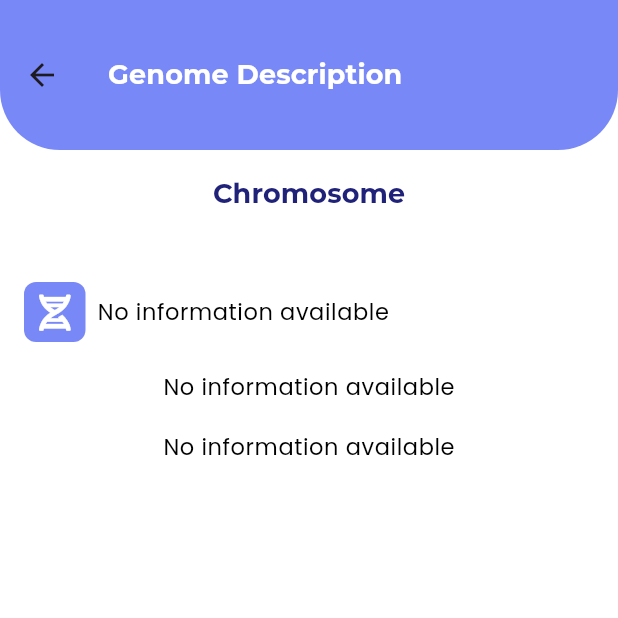
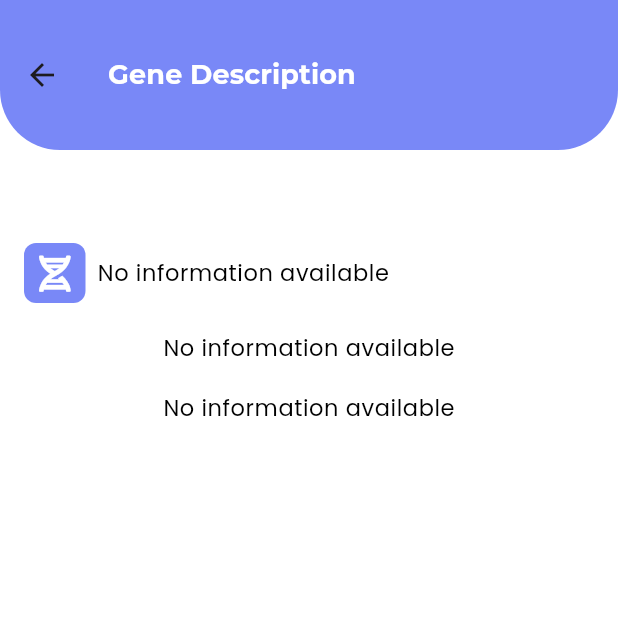
Before and after one commit to veroscsj4/app-for-public-health, a Flutter app: the GenomeDescription screen opened directly with empty values, on a phone screen of 412 x 824 dp, the top half of it. Run offline on Flutter 3.47's test engine with Material 3 defaults, Android fonts, the phone set to English and light mode, and no system bars; our stand-ins replace font_awesome_flutter, get, google_fonts.

Commit message:
update title

```diff
--- a/Flutter/lib/src/screens/subpages/genomeDescription.dart
+++ b/Flutter/lib/src/screens/subpages/genomeDescription.dart
@@ -43,7 +43,7 @@ class GenomeDescriptionState extends State<GenomeDescription> {
     return Scaffold(
       appBar: AppBar(
         title: Text(
-          'Genome Description',
+          'Gene Description',
           style: Theme.of(context)
               .textTheme
               .titleSmall
@@ -54,7 +54,6 @@ class GenomeDescriptionState extends State<GenomeDescription> {
         padding: const EdgeInsets.all(16.0),
         child: Column(
           children: [
-            Text('Chromosome', style: Theme.of(context).textTheme.titleSmall),
             Text('${widget.genome}',
                 style: Theme.of(context).textTheme.titleSmall),
             const SizedBox(height: 20),
```
